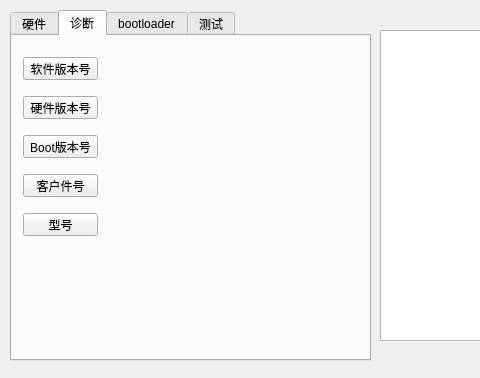
Qt form PLinBootloader.ui (sunbeam0529/PLinBootloader) before a commit; both pictures show x 0 to 480 and y 0 to 378 of the 764 by 378 pixel window.
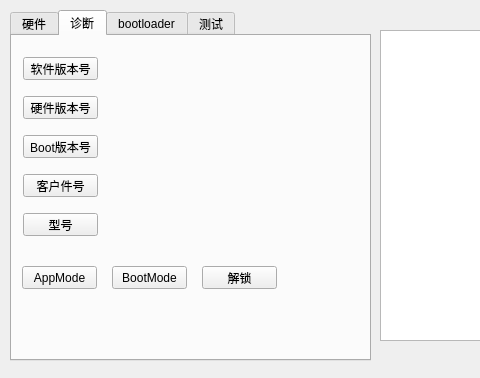
The same form after that commit. The open tabs and pages were chosen to show the change. Icons and pictures are not drawn.

The edit to the form file:
```diff
--- a/PLinBootloader.ui
+++ b/PLinBootloader.ui
@@ -362,6 +362,45 @@
        <string/>
       </property>
      </widget>
+     <widget class="QPushButton" name="btn_BootMode">
+      <property name="geometry">
+       <rect>
+        <x>100</x>
+        <y>230</y>
+        <width>75</width>
+        <height>23</height>
+       </rect>
+      </property>
+      <property name="text">
+       <string>BootMode</string>
+      </property>
+     </widget>
+     <widget class="QPushButton" name="btn_AppMode">
+      <property name="geometry">
+       <rect>
+        <x>10</x>
+        <y>230</y>
+        <width>75</width>
+        <height>23</height>
+       </rect>
+      </property>
+      <property name="text">
+       <string>AppMode</string>
+      </property>
+     </widget>
+     <widget class="QPushButton" name="bnt_Unlock">
+      <property name="geometry">
+       <rect>
+        <x>190</x>
+        <y>230</y>
+        <width>75</width>
+        <height>23</height>
+       </rect>
+      </property>
+      <property name="text">
+       <string>解锁</string>
+      </property>
+     </widget>
     </widget>
     <widget class="QWidget" name="tab_3">
      <attribute name="title">
```
Left out of the diff: 5 changed lines with no effect on the pictures.
